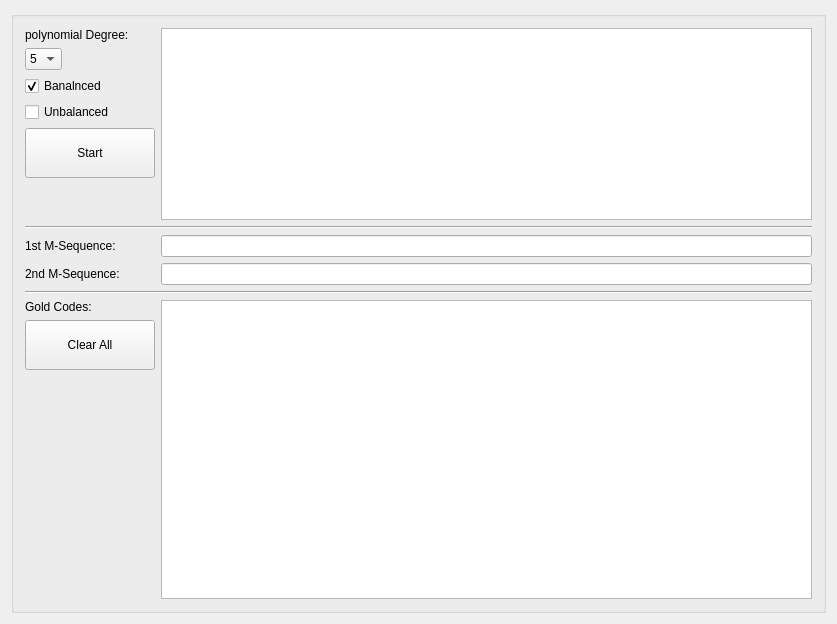
Old version of the form mainwindow.ui in the repository aamagzoub/GoldCodeGenerator.
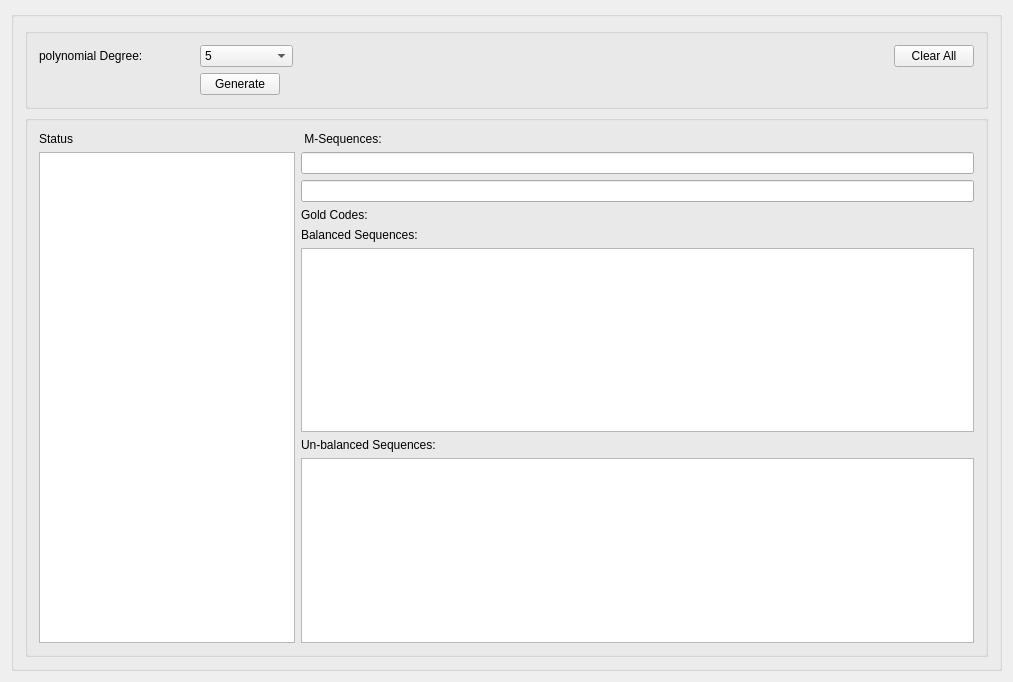
New version of the form.

Commit message: Seperate the balanced and unbalanced

Diff of the .ui file:
```diff
--- a/mainwindow.ui
+++ b/mainwindow.ui
@@ -6,8 +6,8 @@
    <rect>
     <x>0</x>
     <y>0</y>
-    <width>837</width>
-    <height>624</height>
+    <width>1013</width>
+    <height>682</height>
    </rect>
   </property>
   <property name="sizePolicy">
@@ -35,25 +35,26 @@
          <string/>
         </property>
         <layout class="QGridLayout" name="gridLayout_2">
-         <item row="0" column="0" colspan="2">
+         <item row="1" column="0" colspan="2">
+          <widget class="QGroupBox" name="">
           <layout class="QGridLayout" name="gridLayout_10">
-           <item row="14" column="0">
-            <widget class="QLabel" name="seq_2_lbl">
+            <item row="6" column="1">
+             <widget class="QLabel" name="label">
              <property name="sizePolicy">
-              <sizepolicy hsizetype="Fixed" vsizetype="Fixed">
+               <sizepolicy hsizetype="Preferred" vsizetype="Fixed">
                <horstretch>0</horstretch>
                <verstretch>0</verstretch>
               </sizepolicy>
              </property>
              <property name="text">
-              <string>2nd M-Sequence: </string>
+               <string>Un-balanced Sequences:</string>
              </property>
             </widget>
            </item>
-           <item row="16" column="0">
+            <item row="3" column="1">
             <widget class="QLabel" name="seq_2_lbl_3">
              <property name="sizePolicy">
-              <sizepolicy hsizetype="Fixed" vsizetype="Fixed">
+               <sizepolicy hsizetype="Preferred" vsizetype="Fixed">
                <horstretch>0</horstretch>
                <verstretch>0</verstretch>
               </sizepolicy>
@@ -63,13 +64,13 @@
              </property>
             </widget>
            </item>
-           <item row="16" column="1" rowspan="3" colspan="2">
-            <widget class="QTextEdit" name="gold_code_bits">
+            <item row="2" column="1" colspan="2">
+             <widget class="QLineEdit" name="mseq_2_bits">
              <property name="enabled">
               <bool>true</bool>
              </property>
              <property name="sizePolicy">
-              <sizepolicy hsizetype="Preferred" vsizetype="Preferred">
+               <sizepolicy hsizetype="Preferred" vsizetype="Fixed">
                <horstretch>0</horstretch>
                <verstretch>0</verstretch>
               </sizepolicy>
@@ -85,8 +86,8 @@
              </property>
             </widget>
            </item>
-           <item row="14" column="1" colspan="2">
-            <widget class="QLineEdit" name="seq_2_bits">
+            <item row="1" column="1" colspan="2">
+             <widget class="QLineEdit" name="mseq_1_bits">
              <property name="enabled">
               <bool>true</bool>
              </property>
@@ -99,7 +100,7 @@
              <property name="minimumSize">
               <size>
                <width>0</width>
-               <height>21</height>
+                <height>0</height>
               </size>
              </property>
              <property name="readOnly">
@@ -107,26 +108,128 @@
              </property>
             </widget>
            </item>
-           <item row="2" column="1" rowspan="10" colspan="2">
+            <item row="0" column="1">
+             <widget class="QLabel" name="label_3">
+              <property name="sizePolicy">
+               <sizepolicy hsizetype="Fixed" vsizetype="Fixed">
+                <horstretch>0</horstretch>
+                <verstretch>0</verstretch>
+               </sizepolicy>
+              </property>
+              <property name="text">
+               <string> M-Sequences:</string>
+              </property>
+             </widget>
+            </item>
+            <item row="5" column="1" colspan="2">
+             <widget class="QTextEdit" name="balanced_seq_val">
+              <property name="sizePolicy">
+               <sizepolicy hsizetype="Preferred" vsizetype="Preferred">
+                <horstretch>0</horstretch>
+                <verstretch>0</verstretch>
+               </sizepolicy>
+              </property>
+             </widget>
+            </item>
+            <item row="7" column="1" colspan="2">
+             <widget class="QTextEdit" name="unbalanced_seq_val">
+              <property name="sizePolicy">
+               <sizepolicy hsizetype="Preferred" vsizetype="Preferred">
+                <horstretch>0</horstretch>
+                <verstretch>0</verstretch>
+               </sizepolicy>
+              </property>
+             </widget>
+            </item>
+            <item row="4" column="1">
+             <widget class="QLabel" name="label_2">
+              <property name="sizePolicy">
+               <sizepolicy hsizetype="Preferred" vsizetype="Fixed">
+                <horstretch>0</horstretch>
+                <verstretch>0</verstretch>
+               </sizepolicy>
+              </property>
+              <property name="text">
+               <string>Balanced Sequences:</string>
+              </property>
+             </widget>
+            </item>
+            <item row="0" column="0">
+             <widget class="QLabel" name="label_8">
+              <property name="sizePolicy">
+               <sizepolicy hsizetype="Preferred" vsizetype="Fixed">
+                <horstretch>0</horstretch>
+                <verstretch>0</verstretch>
+               </sizepolicy>
+              </property>
+              <property name="text">
+               <string>Status</string>
+              </property>
+             </widget>
+            </item>
+            <item row="1" column="0" rowspan="7">
             <widget class="QPlainTextEdit" name="status_win">
              <property name="sizePolicy">
-              <sizepolicy hsizetype="Preferred" vsizetype="Preferred">
+               <sizepolicy hsizetype="Fixed" vsizetype="Minimum">
                <horstretch>0</horstretch>
                <verstretch>0</verstretch>
               </sizepolicy>
              </property>
              <property name="minimumSize">
               <size>
-               <width>0</width>
+                <width>250</width>
                <height>0</height>
               </size>
              </property>
+              <property name="maximumSize">
+               <size>
+                <width>16777215</width>
+                <height>16777215</height>
+               </size>
+              </property>
              <property name="readOnly">
               <bool>true</bool>
              </property>
             </widget>
            </item>
-           <item row="3" column="0">
+           </layout>
+          </widget>
+         </item>
+         <item row="0" column="0" colspan="2">
+          <widget class="QGroupBox" name="gridGroupBox">
+           <property name="sizePolicy">
+            <sizepolicy hsizetype="Preferred" vsizetype="Fixed">
+             <horstretch>0</horstretch>
+             <verstretch>0</verstretch>
+            </sizepolicy>
+           </property>
+           <property name="minimumSize">
+            <size>
+             <width>0</width>
+             <height>0</height>
+            </size>
+           </property>
+           <layout class="QGridLayout" name="gridLayout_4">
+            <item row="1" column="8">
+             <widget class="QLabel" name="poly_deg_lbl">
+              <property name="sizePolicy">
+               <sizepolicy hsizetype="Fixed" vsizetype="Fixed">
+                <horstretch>0</horstretch>
+                <verstretch>0</verstretch>
+               </sizepolicy>
+              </property>
+              <property name="minimumSize">
+               <size>
+                <width>155</width>
+                <height>0</height>
+               </size>
+              </property>
+              <property name="text">
+               <string>polynomial Degree:</string>
+              </property>
+             </widget>
+            </item>
+            <item row="1" column="9" alignment="Qt::AlignLeft">
             <widget class="QComboBox" name="poly_deg_val">
              <property name="sizePolicy">
               <sizepolicy hsizetype="Fixed" vsizetype="Fixed">
@@ -136,10 +239,16 @@
              </property>
              <property name="minimumSize">
               <size>
-               <width>0</width>
+                <width>93</width>
                <height>0</height>
               </size>
              </property>
+              <property name="maximumSize">
+               <size>
+                <width>40</width>
+                <height>16777215</height>
+               </size>
+              </property>
              <item>
               <property name="text">
                <string>5</string>
@@ -157,7 +266,7 @@
              </item>
             </widget>
            </item>
-           <item row="6" column="0">
+            <item row="2" column="9">
             <widget class="QPushButton" name="generate_btn">
              <property name="sizePolicy">
               <sizepolicy hsizetype="Fixed" vsizetype="Fixed">
@@ -165,157 +274,39 @@
                <verstretch>0</verstretch>
               </sizepolicy>
              </property>
-             <property name="minimumSize">
-              <size>
-               <width>130</width>
-               <height>50</height>
-              </size>
-             </property>
-             <property name="maximumSize">
-              <size>
-               <width>10</width>
-               <height>16777215</height>
-              </size>
-             </property>
              <property name="text">
-              <string>Start</string>
+               <string>Generate</string>
              </property>
             </widget>
            </item>
-           <item row="2" column="0">
-            <widget class="QLabel" name="poly_deg_lbl">
-             <property name="sizePolicy">
-              <sizepolicy hsizetype="Fixed" vsizetype="Fixed">
-               <horstretch>0</horstretch>
-               <verstretch>0</verstretch>
-              </sizepolicy>
-             </property>
-             <property name="text">
-              <string>polynomial Degree:</string>
-             </property>
-            </widget>
-           </item>
-           <item row="12" column="0" colspan="3">
-            <widget class="Line" name="line">
+            <item row="1" column="12">
+             <spacer name="horizontalSpacer">
              <property name="orientation">
               <enum>Qt::Horizontal</enum>
-             </property>
-            </widget>
-           </item>
-           <item row="15" column="0" colspan="3">
-            <widget class="Line" name="line_2">
-             <property name="orientation">
-              <enum>Qt::Horizontal</enum>
-             </property>
-            </widget>
-           </item>
-           <item row="18" column="0">
-            <spacer name="verticalSpacer">
-             <property name="orientation">
-              <enum>Qt::Vertical</enum>
              </property>
              <property name="sizeHint" stdset="0">
               <size>
-               <width>20</width>
-               <height>40</height>
+                <width>40</width>
+                <height>20</height>
               </size>
              </property>
             </spacer>
            </item>
-           <item row="4" column="0">
-            <widget class="QCheckBox" name="checkBox">
-             <property name="text">
-              <string>Banalnced</string>
-             </property>
-             <property name="checked">
-              <bool>true</bool>
-             </property>
-            </widget>
-           </item>
-           <item row="13" column="0">
-            <widget class="QLabel" name="sq_1_lbl">
-             <property name="sizePolicy">
-              <sizepolicy hsizetype="Fixed" vsizetype="Fixed">
-               <horstretch>0</horstretch>
-               <verstretch>0</verstretch>
-              </sizepolicy>
-             </property>
-             <property name="text">
-              <string>1st M-Sequence:</string>
-             </property>
-            </widget>
-           </item>
-           <item row="13" column="1" colspan="2">
-            <widget class="QLineEdit" name="seq_1_bits">
-             <property name="enabled">
-              <bool>true</bool>
-             </property>
-             <property name="sizePolicy">
-              <sizepolicy hsizetype="Preferred" vsizetype="Fixed">
-               <horstretch>0</horstretch>
-               <verstretch>0</verstretch>
-              </sizepolicy>
-             </property>
-             <property name="minimumSize">
-              <size>
-               <width>0</width>
-               <height>21</height>
-              </size>
-             </property>
-             <property name="readOnly">
-              <bool>true</bool>
-             </property>
-            </widget>
-           </item>
-           <item row="17" column="0">
+            <item row="1" column="13">
             <widget class="QPushButton" name="clear_btn">
-             <property name="enabled">
-              <bool>true</bool>
-             </property>
              <property name="sizePolicy">
-              <sizepolicy hsizetype="Fixed" vsizetype="Fixed">
+               <sizepolicy hsizetype="Minimum" vsizetype="Fixed">
                <horstretch>0</horstretch>
                <verstretch>0</verstretch>
               </sizepolicy>
              </property>
-             <property name="minimumSize">
-              <size>
-               <width>130</width>
-               <height>50</height>
-              </size>
-             </property>
-             <property name="maximumSize">
-              <size>
-               <width>10</width>
-               <height>16777215</height>
-              </size>
-             </property>
              <property name="text">
               <string>Clear All</string>
              </property>
             </widget>
            </item>
-           <item row="5" column="0">
-            <widget class="QCheckBox" name="checkBox_2">
-             <property name="text">
-              <string>Unbalanced</string>
-             </property>
-            </widget>
-           </item>
-           <item row="7" column="0" rowspan="5">
-            <spacer name="verticalSpacer_2">
-             <property name="orientation">
-              <enum>Qt::Vertical</enum>
-             </property>
-             <property name="sizeHint" stdset="0">
-              <size>
-               <width>20</width>
-               <height>40</height>
-              </size>
-             </property>
-            </spacer>
-           </item>
-          </layout>
+           </layout>
+          </widget>
          </item>
         </layout>
        </widget>
```
Left out of the diff: 2 changed lines with no effect on the pictures. Lines whose indentation alone changed are shown as unchanged. The commit also changes 2 other files.
